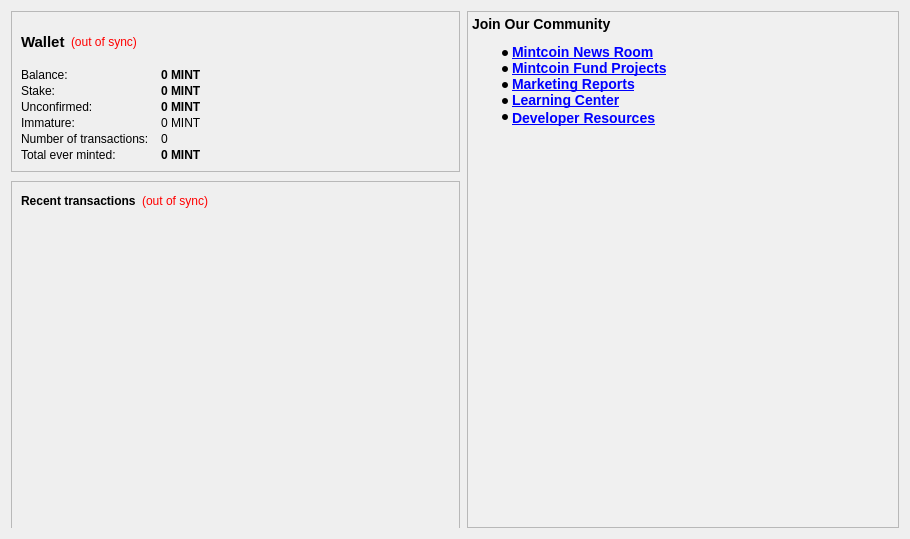
The window that src/qt/forms/overviewpage.ui (MintcoinCommunity/Mintcoin-Desktop-Wallet) describes before a commit, drawn with Qt 5.
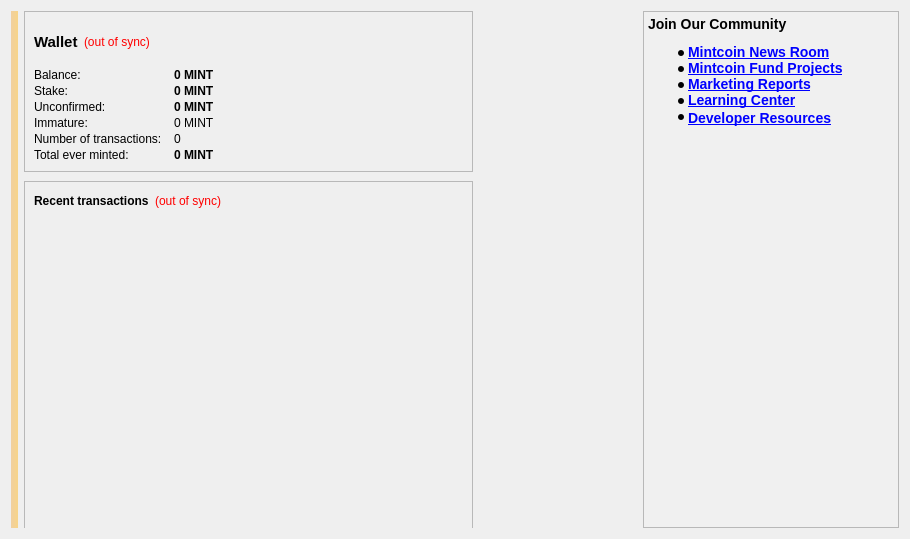
The same window after the commit. Icons and pictures are not drawn.

The edit to the form file:
```diff
--- a/src/qt/forms/overviewpage.ui
+++ b/src/qt/forms/overviewpage.ui
@@ -20,6 +20,23 @@
    <string>Form</string>
   </property>
   <layout class="QHBoxLayout" name="horizontalLayout" stretch="0,1">
+    <item>
+    <widget class="QLabel" name="labelAlerts">
+     <property name="visible">
+      <bool>false</bool>
+     </property>
+     <property name="styleSheet">
+      <string notr="true">background-color: qlineargradient(x1: 0, y1: 0, x2: 1, y2: 0, stop:0 #F0D0A0, stop:1 #F8D488);  color:#000000
+</string>
+     </property>
+     <property name="wordWrap">
+      <bool>true</bool>
+     </property>
+     <property name="margin">
+      <number>3</number>
+     </property>
+    </widget>
+   </item>
    <item>
     <widget class="QFrame" name="walletFrame">
      <property name="sizePolicy">
```
